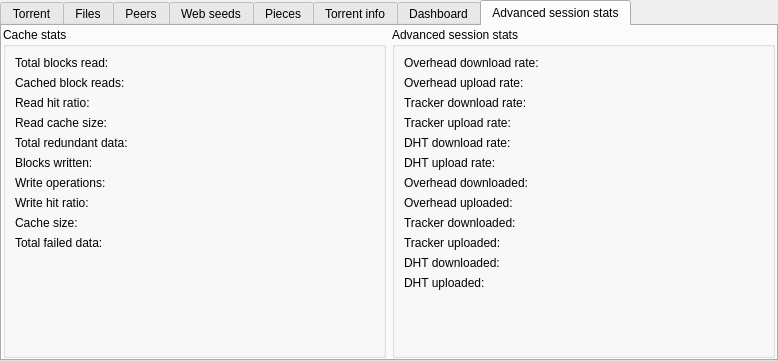
Old version of the form src/plugins/bittorrent/torrenttabwidget.ui in the repository 0xd34df00d/leechcraft.
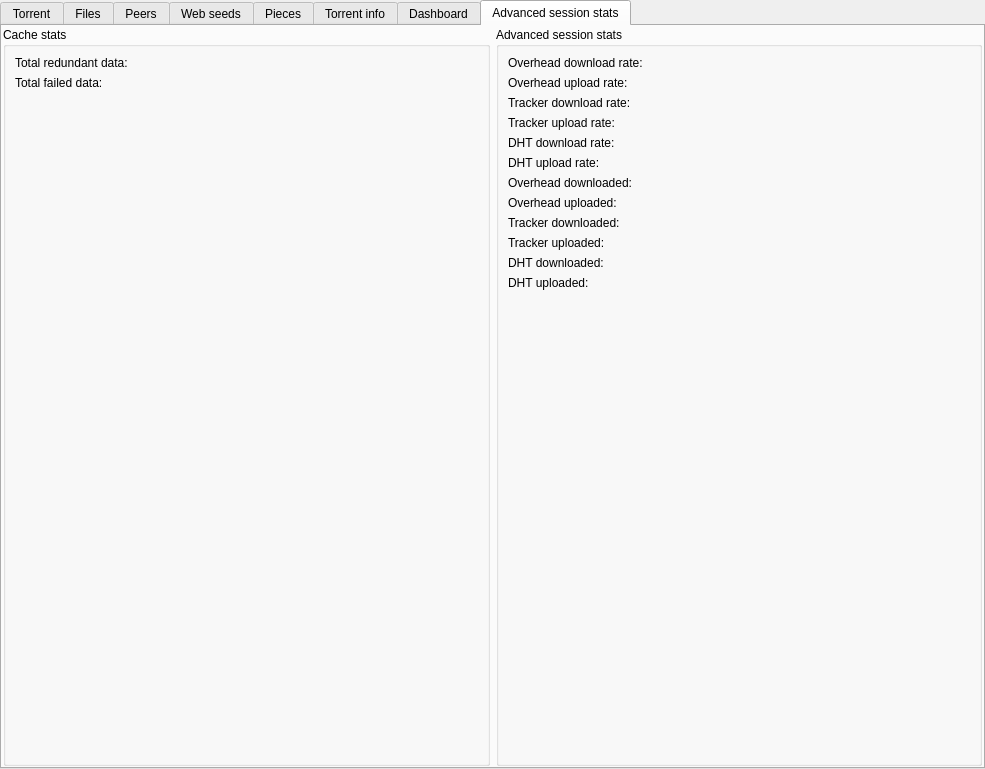
New version of the form. The open tabs and pages were chosen to show the change. Custom widgets are drawn as their Qt base class.

Commit message: [BT] Don't display cache stats removed in lt 2.0

```diff
--- a/src/plugins/bittorrent/torrenttabwidget.ui
+++ b/src/plugins/bittorrent/torrenttabwidget.ui
@@ -6,8 +6,8 @@
    <rect>
     <x>0</x>
     <y>0</y>
-    <width>778</width>
-    <height>361</height>
+    <width>985</width>
+    <height>769</height>
    </rect>
   </property>
   <property name="sizePolicy">
@@ -1421,146 +1421,34 @@
          <property name="fieldGrowthPolicy">
           <enum>QFormLayout::AllNonFixedFieldsGrow</enum>
          </property>
-         <item row="0" column="0">
-          <widget class="QLabel" name="label_48">
-           <property name="text">
-            <string>Total blocks read:</string>
-           </property>
-          </widget>
-         </item>
-         <item row="0" column="1">
-          <widget class="QLabel" name="TotalBlocksRead_">
-           <property name="text">
-            <string/>
-           </property>
-          </widget>
-         </item>
-         <item row="1" column="0">
-          <widget class="QLabel" name="label_45">
-           <property name="text">
-            <string>Cached block reads:</string>
-           </property>
-          </widget>
-         </item>
          <item row="1" column="1">
-          <widget class="QLabel" name="CachedBlockReads_">
+          <widget class="QLabel" name="LabelTotalFailedData_">
            <property name="text">
             <string/>
            </property>
           </widget>
          </item>
-         <item row="2" column="0">
-          <widget class="QLabel" name="label_49">
-           <property name="text">
-            <string>Read hit ratio:</string>
-           </property>
-          </widget>
-         </item>
-         <item row="2" column="1">
-          <widget class="QLabel" name="ReadHitRatio_">
-           <property name="text">
-            <string/>
-           </property>
-          </widget>
-         </item>
-         <item row="3" column="0">
-          <widget class="QLabel" name="label_56">
-           <property name="text">
-            <string>Read cache size:</string>
-           </property>
-          </widget>
-         </item>
-         <item row="3" column="1">
-          <widget class="QLabel" name="ReadCacheSize_">
-           <property name="text">
-            <string/>
-           </property>
-          </widget>
-         </item>
-         <item row="4" column="0">
+         <item row="0" column="0">
           <widget class="QLabel" name="label_63">
            <property name="text">
             <string>Total redundant data:</string>
            </property>
           </widget>
          </item>
-         <item row="4" column="1">
+         <item row="0" column="1">
           <widget class="QLabel" name="LabelTotalRedundantData_">
            <property name="text">
             <string/>
            </property>
           </widget>
          </item>
-         <item row="5" column="0">
-          <widget class="QLabel" name="label_32">
-           <property name="text">
-            <string>Blocks written:</string>
-           </property>
-          </widget>
-         </item>
-         <item row="5" column="1">
-          <widget class="QLabel" name="BlocksWritten_">
-           <property name="text">
-            <string/>
-           </property>
-          </widget>
-         </item>
-         <item row="6" column="0">
-          <widget class="QLabel" name="label_46">
-           <property name="text">
-            <string>Write operations:</string>
-           </property>
-          </widget>
-         </item>
-         <item row="6" column="1">
-          <widget class="QLabel" name="Writes_">
-           <property name="text">
-            <string/>
-           </property>
-          </widget>
-         </item>
-         <item row="7" column="0">
-          <widget class="QLabel" name="label_52">
-           <property name="text">
-            <string>Write hit ratio:</string>
-           </property>
-          </widget>
-         </item>
-         <item row="7" column="1">
-          <widget class="QLabel" name="WriteHitRatio_">
-           <property name="text">
-            <string/>
-           </property>
-          </widget>
-         </item>
-         <item row="8" column="0">
-          <widget class="QLabel" name="label_54">
-           <property name="text">
-            <string>Cache size:</string>
-           </property>
-          </widget>
-         </item>
-         <item row="8" column="1">
-          <widget class="QLabel" name="CacheSize_">
-           <property name="text">
-            <string/>
-           </property>
-          </widget>
-         </item>
-         <item row="9" column="0">
+         <item row="1" column="0">
           <widget class="QLabel" name="label_59">
            <property name="text">
             <string>Total failed data:</string>
            </property>
           </widget>
          </item>
-         <item row="9" column="1">
-          <widget class="QLabel" name="LabelTotalFailedData_">
-           <property name="text">
-            <string/>
-           </property>
-          </widget>
-         </item>
         </layout>
        </widget>
       </item>
```
Left out of the diff: 176 changed lines with no effect on the pictures. The commit also changes 3 other files.
